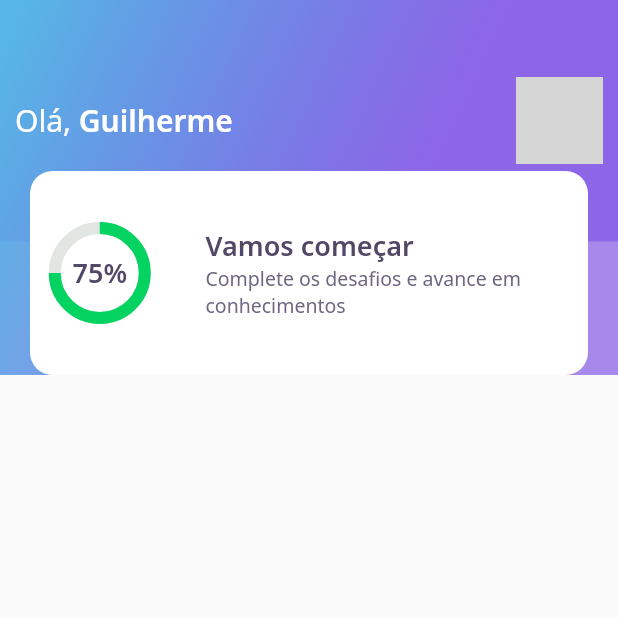
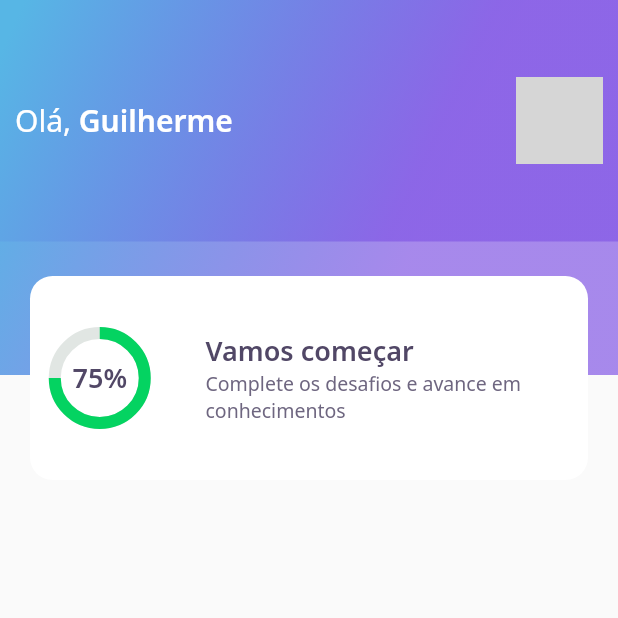
Before and after one commit to kadeguilherme/devquiz, a Flutter app: the screen it shows after launch, on a phone screen of 412 x 824 dp, the top half of it. Run offline on Flutter 3.47's test engine with Material 2 defaults, Android fonts, the phone set to English and light mode, and no system bars; our stand-ins replace google_fonts; network calls fail; grey boxes are pictures that could not be loaded.

Commit message:
Trocando os valores do widget Align

```diff
--- a/lib/home/widgets/appbar/app_bar_widget.dart
+++ b/lib/home/widgets/appbar/app_bar_widget.dart
@@ -51,7 +51,7 @@ class AppBarWidget extends PreferredSize {
                   ),
                 ),
                 Align(
-                  alignment: Alignment(0.0, 1.0),
+                  alignment: Alignment(0.0, 3.0),
                   child: ScoreCardWidget(),
                 ),
               ],
--- a/lib/home/widgets/score_card/score_card_widget.dart
+++ b/lib/home/widgets/score_card/score_card_widget.dart
@@ -7,7 +7,7 @@ class ScoreCardWidget extends StatelessWidget {
   @override
   Widget build(BuildContext context) {
     return Padding(
-      padding: const EdgeInsets.only(left: 20, right: 20, top: 14),
+      padding: const EdgeInsets.only(left: 20, right: 20, top: 44),
       child: Container(
         height: 136,
         decoration: BoxDecoration(
```
